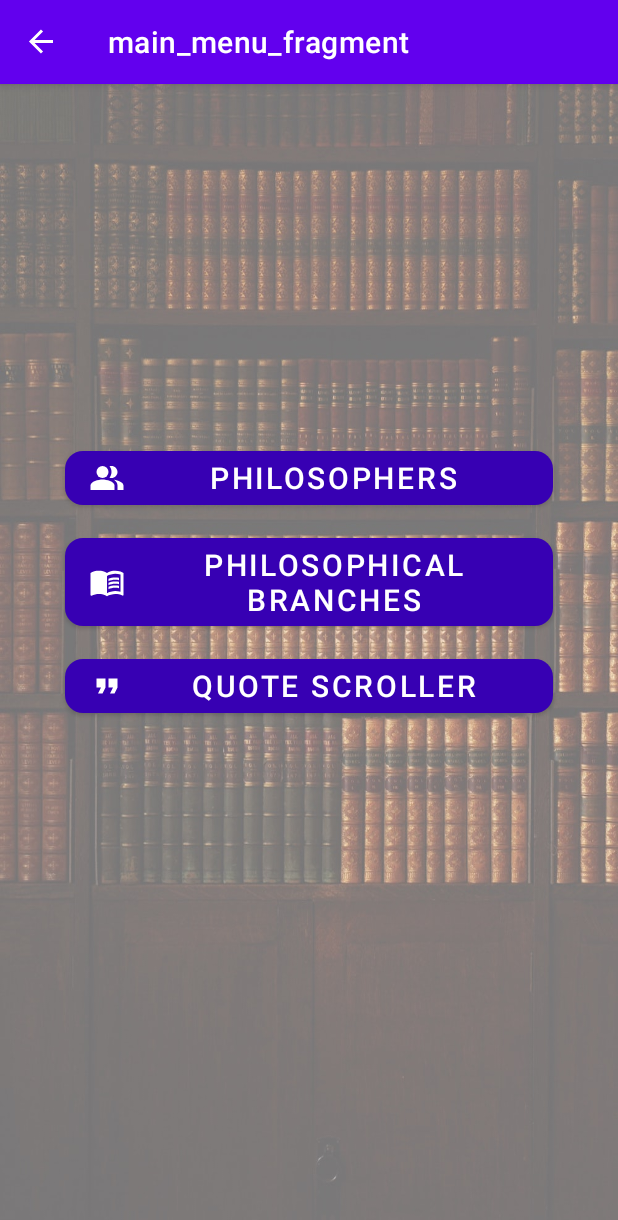
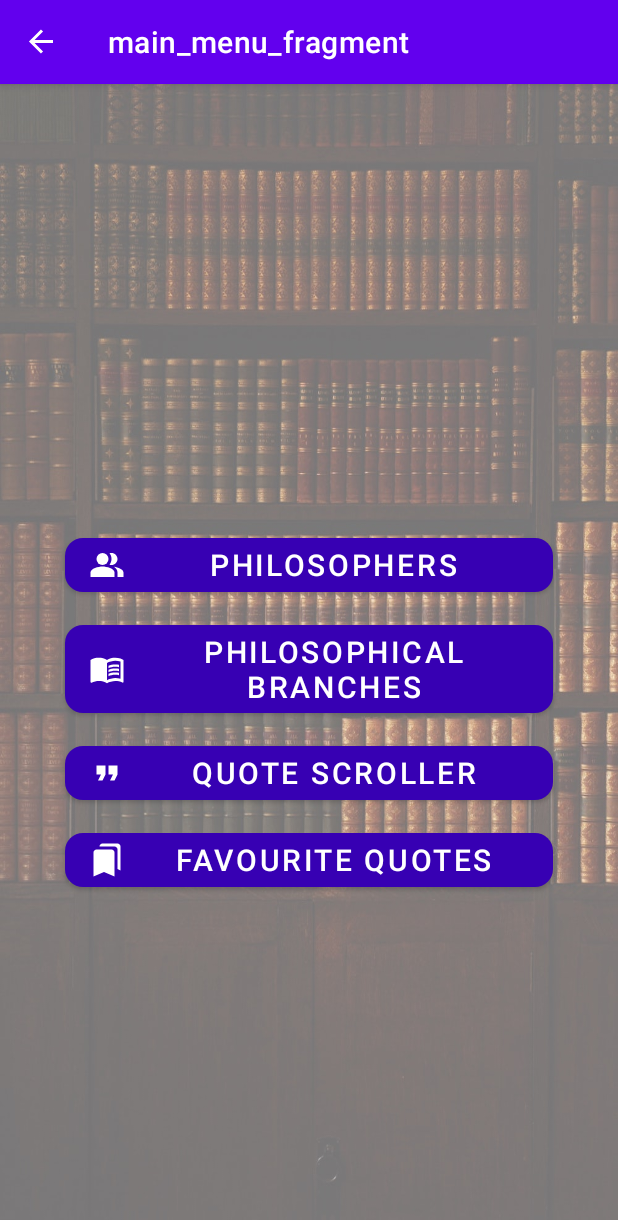
Before and after one commit to Adam1302/philosophy-centre, an Android app: the MainMenuFragment screen opened through its navigation route, on a phone screen of 412 x 824 dp. Shown: the top 1220 px of the screen. Run offline under Robolectric (Android 15) with nearby library versions, the light colour scheme and no system bars; our stand-ins replace data binding, navigation-ui.

Commit message:
Adding Favourite Quotes Fragment

```diff
--- a/app/src/main/java/com/example/philosophycentre/MainMenuFragment.kt
+++ b/app/src/main/java/com/example/philosophycentre/MainMenuFragment.kt
@@ -37,6 +37,9 @@ class MainMenuFragment : Fragment() {
             menuButtonPhilosophers.setOnClickListener {
                 findNavController().navigate(R.id.action_mainMenuFragment_to_philosopherScrollFragment)
             }
+            menuButtonFavouriteQuotes.setOnClickListener {
+                findNavController().navigate(R.id.action_mainMenuFragment_to_favouriteQuotesFragment)
+            }
 
             lifecycleOwner = viewLifecycleOwner
             mainMenuFragment = this@MainMenuFragment
--- a/app/src/main/res/layout/fragment_main_menu.xml
+++ b/app/src/main/res/layout/fragment_main_menu.xml
@@ -74,6 +74,22 @@
                 app:layout_constraintEnd_toEndOf="parent"
                 app:layout_constraintTop_toBottomOf="@id/menu_button_philosophical_branches" />
 
+            <com.google.android.material.button.MaterialButton
+                android:id="@+id/menu_button_favourite_quotes"
+                android:layout_width="325dp"
+                android:layout_height="wrap_content"
+                android:layout_gravity="center"
+                android:layout_marginVertical="10dp"
+                android:text="@string/favourite_quotes"
+                android:textSize="20sp"
+                app:backgroundTint="@color/purple_700"
+                app:cornerRadius="12dp"
+                app:icon="@drawable/ic_saved_bookmarks"
+                app:iconGravity="start"
+                app:layout_constraintStart_toStartOf="parent"
+                app:layout_constraintEnd_toEndOf="parent"
+                app:layout_constraintTop_toBottomOf="@id/menu_button_quote_scroller" />
+
         </androidx.constraintlayout.widget.ConstraintLayout>
 
     </ScrollView>
--- a/app/src/main/res/navigation/nav_graph.xml
+++ b/app/src/main/res/navigation/nav_graph.xml
@@ -28,6 +28,9 @@
         <action
             android:id="@+id/action_mainMenuFragment_to_branchScrollFragment"
             app:destination="@id/branchScrollFragment" />
+        <action
+            android:id="@+id/action_mainMenuFragment_to_favouriteQuotesFragment"
+            app:destination="@id/favouriteQuotesFragment" />
     </fragment>
     <fragment
         android:id="@+id/quoteScrollFragment"
@@ -61,4 +64,9 @@
         android:name="com.example.philosophycentre.PhilosophyBranchFragment"
         android:label="fragment_philosophy_branch"
         tools:layout="@layout/fragment_philosophy_branch" />
+    <fragment
+        android:id="@+id/favouriteQuotesFragment"
+        android:name="com.example.philosophycentre.FavouriteQuotesFragment"
+        android:label="fragment_favourite_quotes"
+        tools:layout="@layout/fragment_favourite_quotes" />
 </navigation>
--- a/app/src/main/res/values/strings.xml
+++ b/app/src/main/res/values/strings.xml
@@ -5,6 +5,7 @@
     <string name="quote_scroller">Quote Scroller</string>
     <string name="philosophical_branches">Philosophical Branches</string>
     <string name="schools_of_thought">Schools of Thought</string>
+    <string name="favourite_quotes">Favourite Quotes</string>
 
     <!-- Branch Description -->
     <string name="ethics_desc">
```
Also changed, not shown: app/src/main/java/com/example/philosophycentre/FavouriteQuotesFragment.kt (added, +80 -0 lines), app/src/main/res/layout/fragment_favourite_quotes.xml (added, +33 -0 lines).
